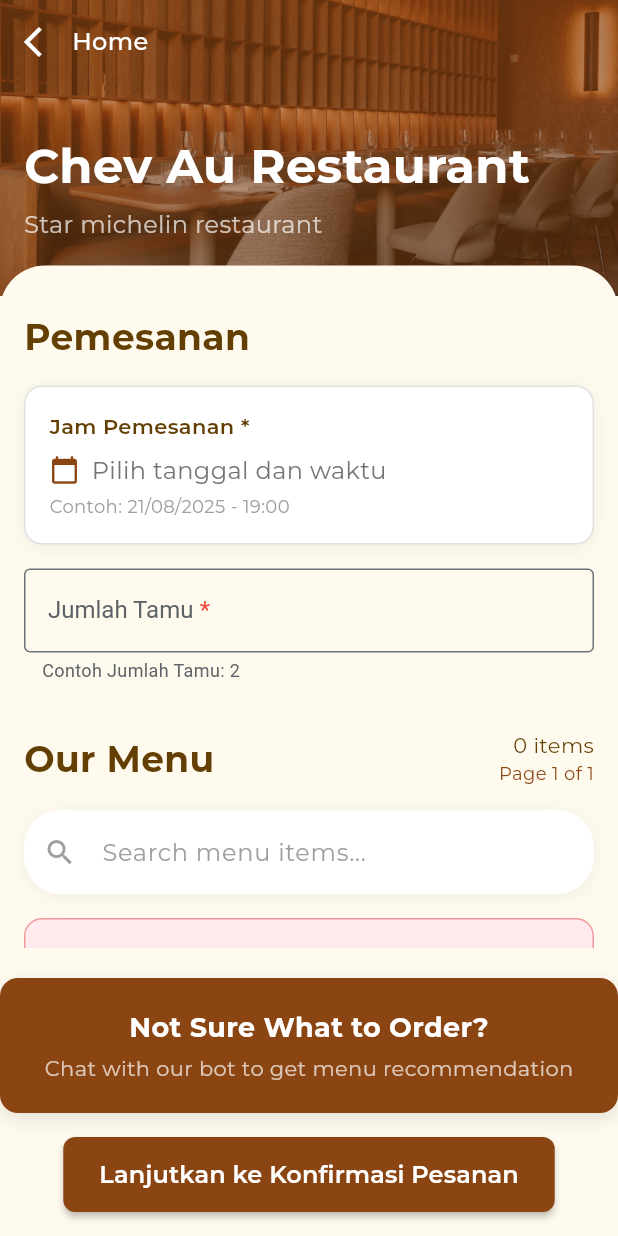
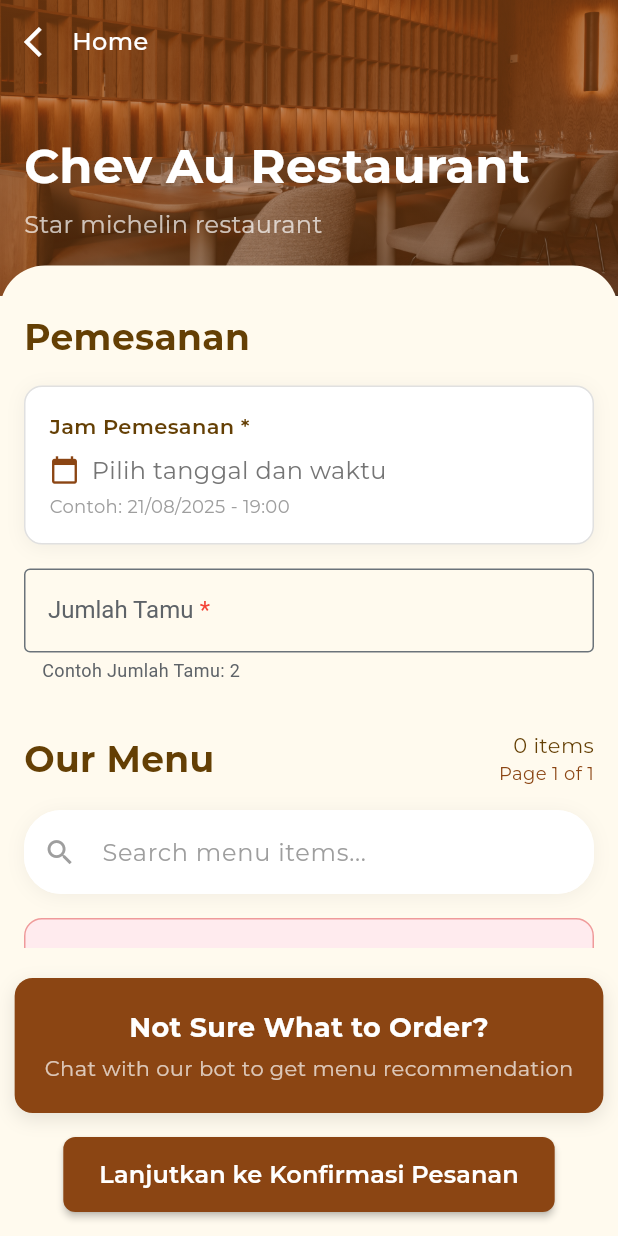
Before and after one commit to prnndk/fp-ppb, a Flutter app: the ReservationPage screen opened directly, on a phone screen of 412 x 824 dp. Run offline on Flutter 3.47's test engine with Material 3 defaults, Android fonts, the light colour scheme and no system bars; our stand-ins replace chat_bubbles, cloud_firestore, firebase_auth, firebase_core, firebase_crashlytics, flutter_markdown and 3 more; missing offline and left inert: flutter_multi_select_items; accounts and stored records are empty; network calls fail.

Commit message:
fix : sizing of the chatbot CTA

```diff
--- a/lib/screens/reservation_screen.dart
+++ b/lib/screens/reservation_screen.dart
@@ -971,7 +971,7 @@ class _ReservationPageState extends State<ReservationPage> {
           GestureDetector(
             onTap: _showChatActionSheet,
             child: Container(
-              width: double.infinity,
+              width: null,
               padding: const EdgeInsets.all(20),
               decoration: BoxDecoration(
                 color: const Color(0xFF8B4513),
```
Also changed, not shown: pubspec.lock.
